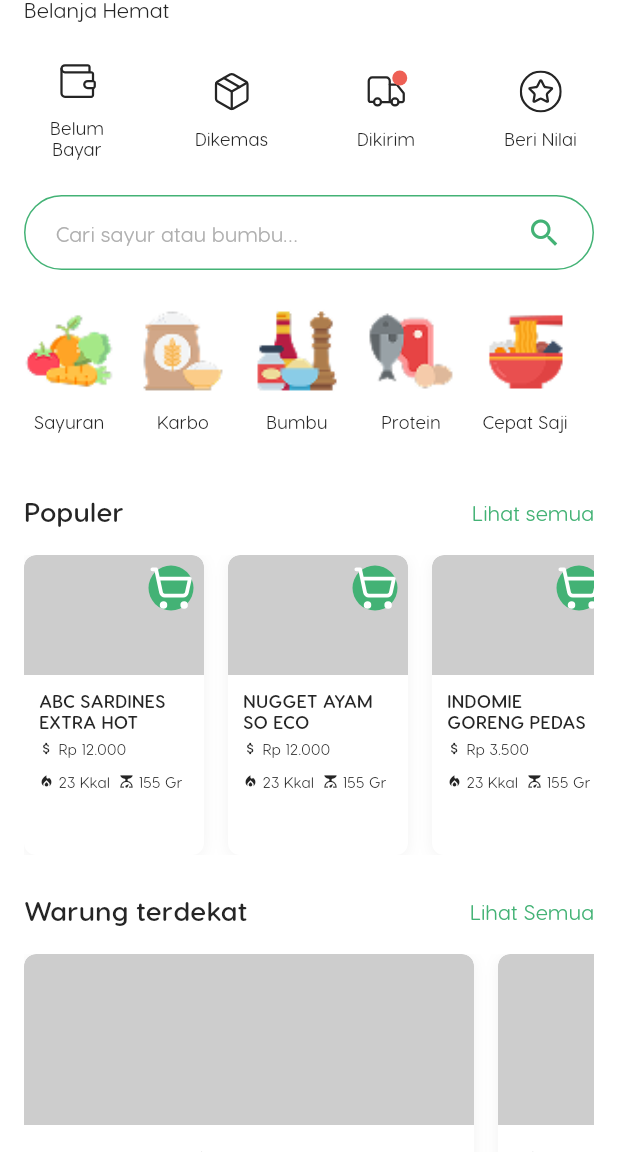
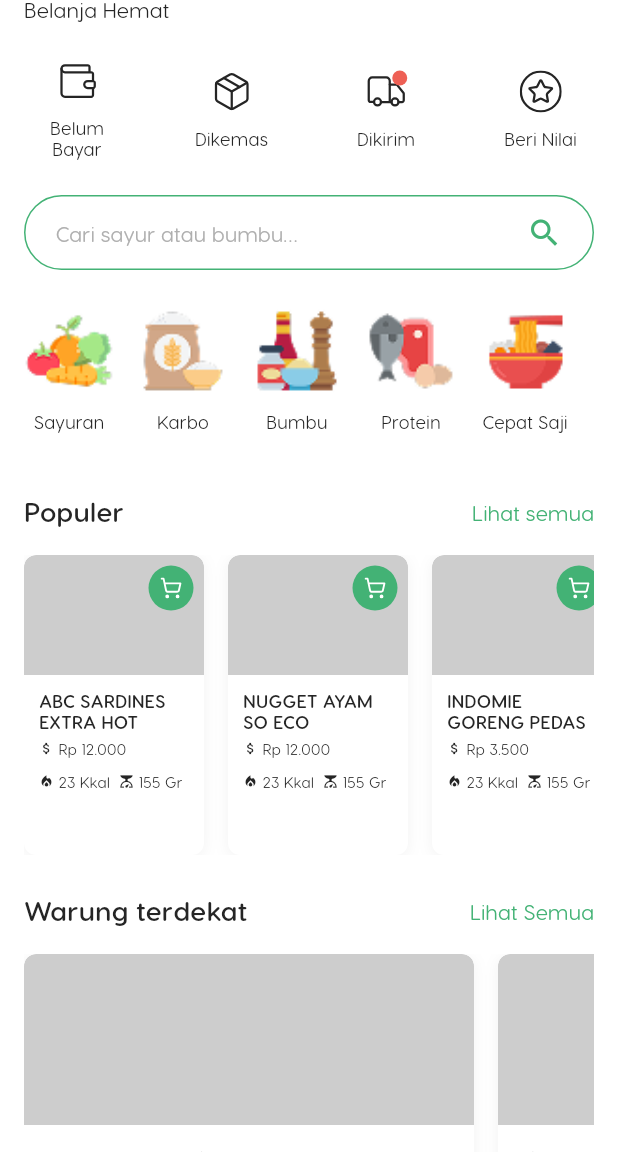
Before and after one commit to rafiikkodev/flutter-pirinku, a Flutter app: the WarungPage screen opened directly, on a phone screen of 412 x 824 dp, the part 84-1236 px from its top. Run offline on Flutter 3.47's test engine with Material 3 defaults, Android fonts, the phone set to English and light mode, and no system bars; our stand-ins replace carousel_slider, cloud_firestore, firebase_auth, firebase_core, flutter_svg, get; accounts and stored records are empty.

Commit message:
feat: update product card and quantity counter widgets for better UI consistency

```diff
--- a/lib/widgets/product_card.dart
+++ b/lib/widgets/product_card.dart
@@ -117,11 +117,13 @@ class ProductCard extends StatelessWidget {
                       borderRadius: BorderRadius.circular(50),
                     ),
                   ),
-                  child: SvgPicture.asset(
-                    'assets/warung/troli.svg',
-                    width: 15,
-                    height: 15,
-                    colorFilter: ColorFilter.mode(txtWhite, BlendMode.srcIn),
+                  child: Center(
+                    child: SvgPicture.asset(
+                      'assets/warung/troli.svg',
+                      width: 15,
+                      height: 15,
+                      colorFilter: ColorFilter.mode(txtWhite, BlendMode.srcIn),
+                    ),
                   ),
                 ),
               ),
--- a/lib/widgets/quantity_counter.dart
+++ b/lib/widgets/quantity_counter.dart
@@ -29,8 +29,8 @@ class QuantityCounter extends StatelessWidget {
     final bColor = borderColor ?? primaryGreenColor;
     final iColor = iconColor ?? primaryGreenColor;
     final tColor = textColor ?? txtPrimary;
-    final buttonSize = size ?? 20.0;
-    final fontSize = size != null ? size! * 0.5 : 10.0;
+    final buttonSize = size ?? 32.0;
+    final fontSize = size != null ? size! * 0.7 : 18.0;
 
     return Container(
       padding: const EdgeInsets.symmetric(horizontal: 12, vertical: 2),
```
